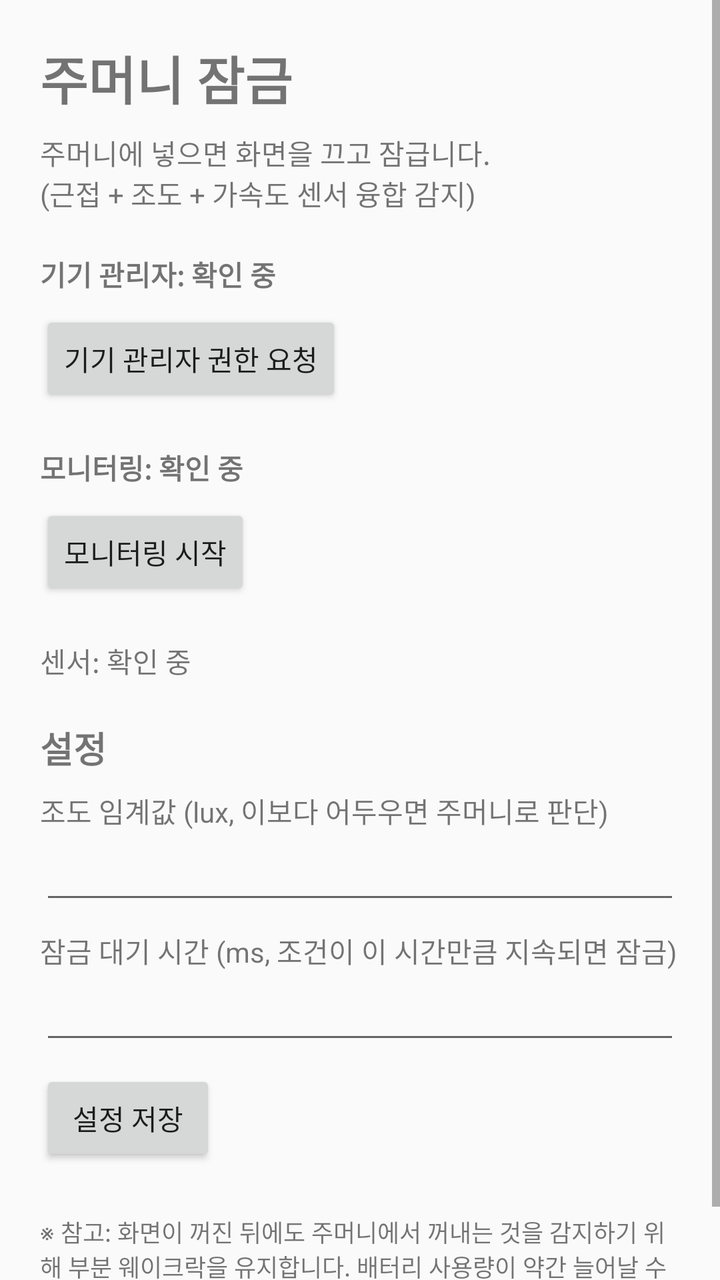
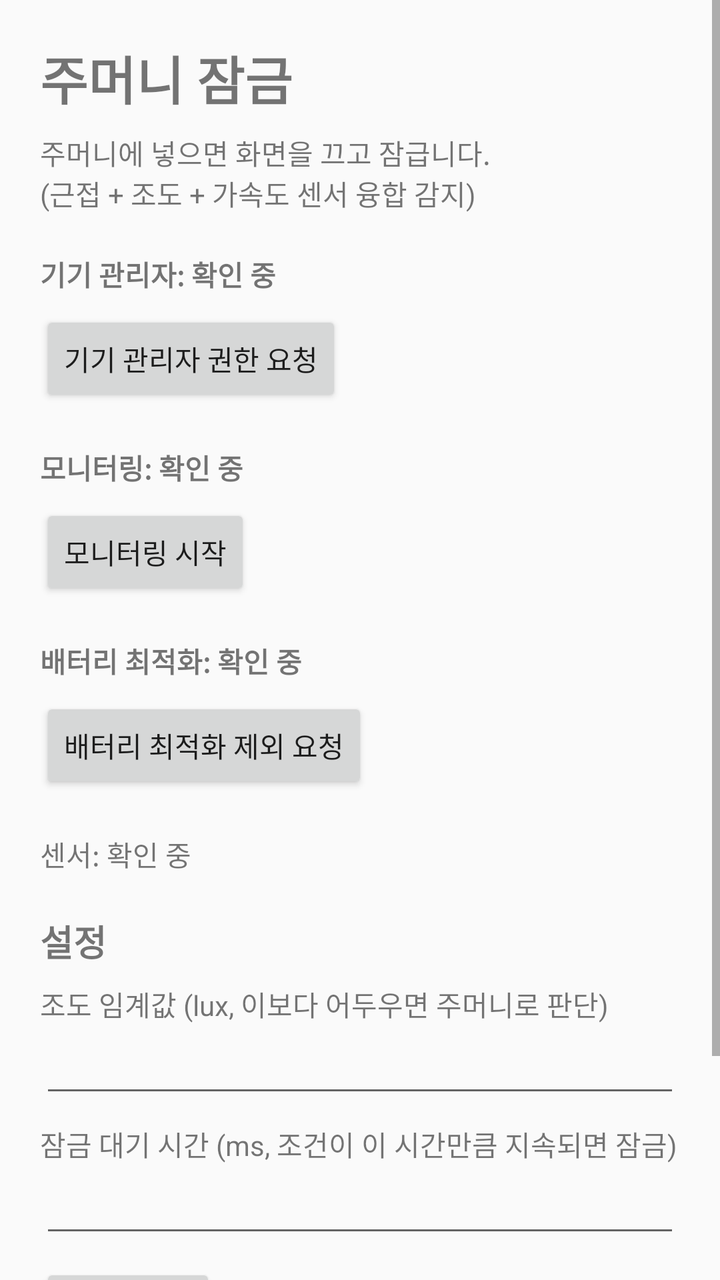

The first picture is an Android layout as it rendered before a commit; the second is the same layout after the commit. The layout source and the unified diff follow.
<!-- AndroidManifest.xml: application theme Theme.PocketLocker -->
<!-- res/layout/activity_main.xml -->
<?xml version="1.0" encoding="utf-8"?>
<ScrollView xmlns:android="http://schemas.android.com/apk/res/android"
    android:layout_width="match_parent"
    android:layout_height="match_parent">

    <LinearLayout
        android:layout_width="match_parent"
        android:layout_height="wrap_content"
        android:orientation="vertical"
        android:padding="20dp">

        <TextView
            android:layout_width="wrap_content"
            android:layout_height="wrap_content"
            android:text="주머니 잠금"
            android:textSize="26sp"
            android:textStyle="bold" />

        <TextView
            android:layout_width="wrap_content"
            android:layout_height="wrap_content"
            android:layout_marginTop="8dp"
            android:text="주머니에 넣으면 화면을 끄고 잠급니다.\n(근접 + 조도 + 가속도 센서 융합 감지)" />

        <TextView
            android:id="@+id/tvAdmin"
            android:layout_width="wrap_content"
            android:layout_height="wrap_content"
            android:layout_marginTop="20dp"
            android:text="기기 관리자: 확인 중"
            android:textStyle="bold" />

        <Button
            android:id="@+id/btnAdmin"
            android:layout_width="wrap_content"
            android:layout_height="wrap_content"
            android:layout_marginTop="8dp"
            android:text="기기 관리자 권한 요청" />

        <TextView
            android:id="@+id/tvService"
            android:layout_width="wrap_content"
            android:layout_height="wrap_content"
            android:layout_marginTop="20dp"
            android:text="모니터링: 확인 중"
            android:textStyle="bold" />

        <Button
            android:id="@+id/btnToggle"
            android:layout_width="wrap_content"
            android:layout_height="wrap_content"
            android:layout_marginTop="8dp"
            android:text="모니터링 시작" />

        <TextView
            android:id="@+id/tvSensors"
            android:layout_width="wrap_content"
            android:layout_height="wrap_content"
            android:layout_marginTop="20dp"
            android:text="센서: 확인 중" />

        <TextView
            android:layout_width="wrap_content"
            android:layout_height="wrap_content"
            android:layout_marginTop="20dp"
            android:text="설정"
            android:textSize="18sp"
            android:textStyle="bold" />

        <TextView
            android:layout_width="wrap_content"
            android:layout_height="wrap_content"
            android:layout_marginTop="8dp"
            android:text="조도 임계값 (lux, 이보다 어두우면 주머니로 판단)" />

        <EditText
            android:id="@+id/etLux"
            android:layout_width="match_parent"
            android:layout_height="wrap_content"
            android:inputType="numberDecimal" />

        <TextView
            android:layout_width="wrap_content"
            android:layout_height="wrap_content"
            android:layout_marginTop="8dp"
            android:text="잠금 대기 시간 (ms, 조건이 이 시간만큼 지속되면 잠금)" />

        <EditText
            android:id="@+id/etDelay"
            android:layout_width="match_parent"
            android:layout_height="wrap_content"
            android:inputType="number" />

        <Button
            android:id="@+id/btnSave"
            android:layout_width="wrap_content"
            android:layout_height="wrap_content"
            android:layout_marginTop="8dp"
            android:text="설정 저장" />

        <TextView
            android:layout_width="wrap_content"
            android:layout_height="wrap_content"
            android:layout_marginTop="24dp"
            android:text="※ 참고: 화면이 꺼진 뒤에도 주머니에서 꺼내는 것을 감지하기 위해 부분 웨이크락을 유지합니다. 배터리 사용량이 약간 늘어날 수 있습니다."
            android:textSize="12sp" />

    </LinearLayout>
</ScrollView>
<!-- resources referenced by this layout -->
<resources>
  <style name="Theme.PocketLocker" parent="Theme.AppCompat.Light.NoActionBar">
      </style>
</resources>

<!-- the commit's change to res/layout/activity_main.xml (unified diff, before → after) -->
@@ -51,6 +51,21 @@
             android:layout_height="wrap_content"
             android:layout_marginTop="8dp"
             android:text="모니터링 시작" />
+
+        <TextView
+            android:id="@+id/tvBattery"
+            android:layout_width="wrap_content"
+            android:layout_height="wrap_content"
+            android:layout_marginTop="20dp"
+            android:text="배터리 최적화: 확인 중"
+            android:textStyle="bold" />
+
+        <Button
+            android:id="@+id/btnBattery"
+            android:layout_width="wrap_content"
+            android:layout_height="wrap_content"
+            android:layout_marginTop="8dp"
+            android:text="배터리 최적화 제외 요청" />
 
         <TextView
             android:id="@+id/tvSensors"
<!-- resource entries referenced after the edit -->
@@ -1,6 +1,6 @@
 <!-- resources referenced by this layout -->
 <resources>
-  <style name="Theme.PocketLocker" parent="Theme.AppCompat.Light.NoActionBar">
+  <style name="Theme.PocketLocker" parent="Theme.AppCompat.DayNight.NoActionBar">
       </style>
 </resources>
 
